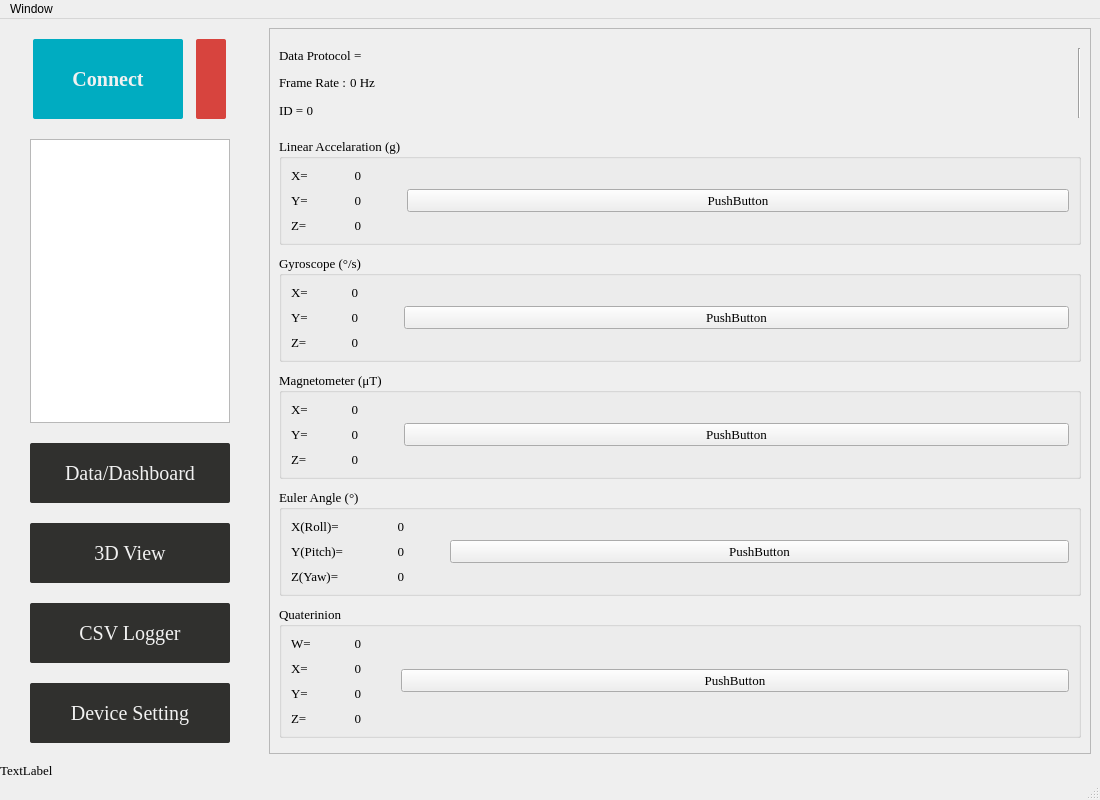
The window that CHCenter/baseform.ui (dongFangTuring/CHCenter) describes before a commit, drawn with Qt 5.
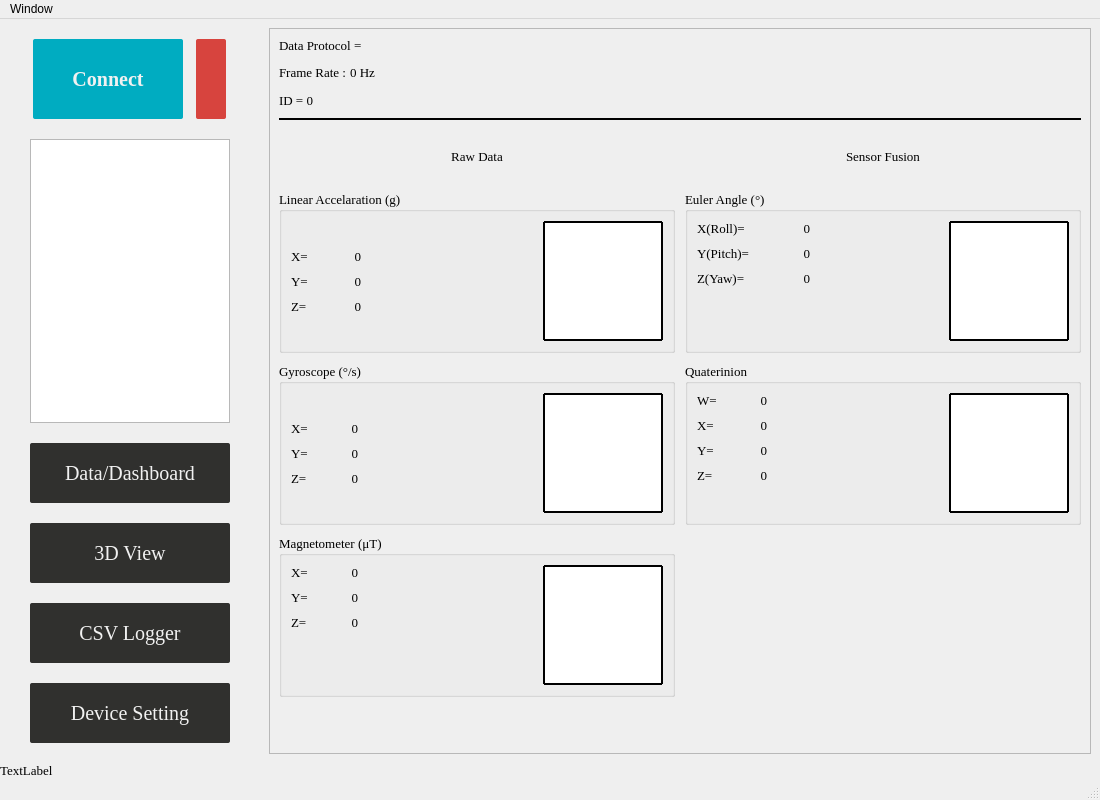
The same window after the commit. Icons and pictures are not drawn.

```diff
--- a/CHCenter/baseform.ui
+++ b/CHCenter/baseform.ui
@@ -483,8 +483,8 @@
               <rect>
                <x>0</x>
                <y>0</y>
-               <width>793</width>
-               <height>807</height>
+               <width>814</width>
+               <height>702</height>
               </rect>
              </property>
              <property name="sizePolicy">
@@ -499,11 +499,14 @@
               </property>
               <item>
                <layout class="QHBoxLayout" name="DataTopBar">
+                <property name="spacing">
+                 <number>10</number>
+                </property>
                 <property name="topMargin">
-                 <number>10</number>
+                 <number>0</number>
                 </property>
                 <property name="bottomMargin">
-                 <number>10</number>
+                 <number>0</number>
                 </property>
                 <item>
                  <layout class="QVBoxLayout" name="verticalLayout_6">
@@ -614,33 +617,52 @@
                   </item>
                  </layout>
                 </item>
+               </layout>
+              </item>
                 <item>
-                 <spacer name="horizontalSpacer_6">
+               <widget class="Line" name="line_2">
+                <property name="frameShadow">
+                 <enum>QFrame::Plain</enum>
+                </property>
+                <property name="lineWidth">
+                 <number>2</number>
+                </property>
+                <property name="midLineWidth">
+                 <number>0</number>
+                </property>
                   <property name="orientation">
                    <enum>Qt::Horizontal</enum>
                   </property>
-                  <property name="sizeType">
-                   <enum>QSizePolicy::Minimum</enum>
-                  </property>
-                  <property name="sizeHint" stdset="0">
+               </widget>
+              </item>
+              <item>
+               <layout class="QHBoxLayout" name="horizontalLayout_3">
+                <item>
+                 <layout class="QVBoxLayout" name="verticalLayout_10">
+                  <item>
+                   <widget class="QLabel" name="label_12">
+                    <property name="minimumSize">
                    <size>
-                    <width>40</width>
-                    <height>20</height>
-                   </size>
-                  </property>
-                 </spacer>
-                </item>
-                <item>
-                 <widget class="Line" name="line">
-                  <property name="orientation">
-                   <enum>Qt::Vertical</enum>
-                  </property>
-                 </widget>
-                </item>
-               </layout>
+                      <width>0</width>
+                      <height>50</height>
+                     </size>
+                    </property>
+                    <property name="text">
+                     <string>Raw Data</string>
+                    </property>
+                    <property name="alignment">
+                     <set>Qt::AlignCenter</set>
+                    </property>
+                   </widget>
               </item>
               <item>
                <widget class="QGroupBox" name="LabelGPAcc">
+                    <property name="sizePolicy">
+                     <sizepolicy hsizetype="Preferred" vsizetype="Maximum">
+                      <horstretch>0</horstretch>
+                      <verstretch>0</verstretch>
+                     </sizepolicy>
+                    </property>
                 <property name="minimumSize">
                  <size>
                   <width>100</width>
@@ -665,6 +687,9 @@
                 <layout class="QHBoxLayout" name="horizontalLayout_4">
                  <item>
                   <layout class="QFormLayout" name="formLayout">
+                       <property name="formAlignment">
+                        <set>Qt::AlignLeading|Qt::AlignLeft|Qt::AlignVCenter</set>
+                       </property>
                    <property name="horizontalSpacing">
                     <number>0</number>
                    </property>
@@ -735,28 +760,6 @@
                      </property>
                     </widget>
                    </item>
-                   <item row="2" column="1">
-                    <widget class="QLabel" name="LabelAccZ">
-                     <property name="minimumSize">
-                      <size>
-                       <width>50</width>
-                       <height>0</height>
-                      </size>
-                     </property>
-                     <property name="maximumSize">
-                      <size>
-                       <width>50</width>
-                       <height>16777215</height>
-                      </size>
-                     </property>
-                     <property name="text">
-                      <string>0</string>
-                     </property>
-                     <property name="alignment">
-                      <set>Qt::AlignRight|Qt::AlignTrailing|Qt::AlignVCenter</set>
-                     </property>
-                    </widget>
-                   </item>
                    <item row="2" column="0">
                     <widget class="QLabel" name="label_2">
                      <property name="sizePolicy">
@@ -770,34 +773,79 @@
                      </property>
                     </widget>
                    </item>
+                       <item row="2" column="1">
+                        <widget class="QLabel" name="LabelAccZ">
+                         <property name="minimumSize">
+                          <size>
+                           <width>50</width>
+                           <height>0</height>
+                          </size>
+                         </property>
+                         <property name="maximumSize">
+                          <size>
+                           <width>50</width>
+                           <height>16777215</height>
+                          </size>
+                         </property>
+                         <property name="text">
+                          <string>0</string>
+                         </property>
+                         <property name="alignment">
+                          <set>Qt::AlignRight|Qt::AlignTrailing|Qt::AlignVCenter</set>
+                         </property>
+                        </widget>
+                       </item>
                   </layout>
                  </item>
                  <item>
-                  <spacer name="horizontalSpacer">
-                   <property name="orientation">
-                    <enum>Qt::Horizontal</enum>
-                   </property>
-                   <property name="sizeType">
-                    <enum>QSizePolicy::Fixed</enum>
-                   </property>
-                   <property name="sizeHint" stdset="0">
-                    <size>
-                     <width>40</width>
-                     <height>20</height>
-                    </size>
-                   </property>
-                  </spacer>
-                 </item>
-                 <item>
-                  <widget class="QPushButton" name="pushButton">
+                      <widget class="QPushButton" name="BTNChartAcc">
                    <property name="sizePolicy">
-                    <sizepolicy hsizetype="MinimumExpanding" vsizetype="Fixed">
+                        <sizepolicy hsizetype="Fixed" vsizetype="Fixed">
                      <horstretch>0</horstretch>
                      <verstretch>0</verstretch>
                     </sizepolicy>
                    </property>
-                   <property name="text">
-                    <string>PushButton</string>
+                       <property name="minimumSize">
+                        <size>
+                         <width>120</width>
+                         <height>120</height>
+                        </size>
+                       </property>
+                       <property name="autoFillBackground">
+                        <bool>false</bool>
+                       </property>
+                       <property name="styleSheet">
+                        <string notr="true">QPushButton {
+font-size:20px;
+background-color: white; 
+color: #1f1f1f; 
+border-width: 2px;
+border-style: solid;
+border-color: black;
+border-radius:1px;
+}
+QPushButton:hover:!pressed{
+background-color: gray;
+color: white;
+}
+QPushButton:pressed{
+background-color: white;
+color: black;
+}
+QPushButton:!enabled {
+background-color:white;
+color: black;
+}</string>
+                       </property>
+                       <property name="icon">
+                        <iconset resource="resources.qrc">
+                         <normaloff>:/images/line-chart.png</normaloff>:/images/line-chart.png</iconset>
+                       </property>
+                       <property name="iconSize">
+                        <size>
+                         <width>100</width>
+                         <height>100</height>
+                        </size>
                    </property>
                   </widget>
                  </item>
@@ -806,6 +854,12 @@
               </item>
               <item>
                <widget class="QGroupBox" name="LabelGPGyro">
+                    <property name="sizePolicy">
+                     <sizepolicy hsizetype="Preferred" vsizetype="Maximum">
+                      <horstretch>0</horstretch>
+                      <verstretch>0</verstretch>
+                     </sizepolicy>
+                    </property>
                 <property name="font">
                  <font>
                   <family>Times New Roman</family>
@@ -821,6 +875,9 @@
                 <layout class="QHBoxLayout" name="horizontalLayout_5">
                  <item>
                   <layout class="QFormLayout" name="formLayout_2">
+                       <property name="formAlignment">
+                        <set>Qt::AlignLeading|Qt::AlignLeft|Qt::AlignVCenter</set>
+                       </property>
                    <property name="horizontalSpacing">
                     <number>0</number>
                    </property>
@@ -923,31 +980,54 @@
                   </layout>
                  </item>
                  <item>
-                  <spacer name="horizontalSpacer_2">
-                   <property name="orientation">
-                    <enum>Qt::Horizontal</enum>
-                   </property>
-                   <property name="sizeType">
-                    <enum>QSizePolicy::Fixed</enum>
-                   </property>
-                   <property name="sizeHint" stdset="0">
-                    <size>
-                     <width>40</width>
-                     <height>20</height>
-                    </size>
-                   </property>
-                  </spacer>
-                 </item>
-                 <item>
-                  <widget class="QPushButton" name="pushButton_2">
+                      <widget class="QPushButton" name="BTNChartGyr">
                    <property name="sizePolicy">
-                    <sizepolicy hsizetype="MinimumExpanding" vsizetype="Fixed">
+                        <sizepolicy hsizetype="Fixed" vsizetype="Fixed">
                      <horstretch>0</horstretch>
                      <verstretch>0</verstretch>
                     </sizepolicy>
                    </property>
+                       <property name="minimumSize">
+                        <size>
+                         <width>120</width>
+                         <height>120</height>
+                        </size>
+                       </property>
+                       <property name="styleSheet">
+                        <string notr="true">QPushButton {
+font-size:20px;
+background-color: white; 
+color: #1f1f1f; 
+border-width: 2px;
+border-style: solid;
+border-color: black;
+border-radius:1px;
+}
+QPushButton:hover:!pressed{
+background-color: gray;
+color: white;
+}
+QPushButton:pressed{
+background-color: white;
+color: black;
+}
+QPushButton:!enabled {
+background-color:white;
+color: black;
+}</string>
+                       </property>
                    <property name="text">
-                    <string>PushButton</string>
+                        <string/>
+                       </property>
+                       <property name="icon">
+                        <iconset resource="resources.qrc">
+                         <normaloff>:/images/line-chart.png</normaloff>:/images/line-chart.png</iconset>
+                       </property>
+                       <property name="iconSize">
+                        <size>
+                         <width>100</width>
+                         <height>100</height>
+                        </size>
                    </property>
                   </widget>
                  </item>
@@ -956,6 +1036,12 @@
               </item>
               <item>
                <widget class="QGroupBox" name="LabelGPMag">
+                    <property name="sizePolicy">
+                     <sizepolicy hsizetype="Preferred" vsizetype="Maximum">
+                      <horstretch>0</horstretch>
+                      <verstretch>0</verstretch>
+                     </sizepolicy>
+                    </property>
                 <property name="font">
                  <font>
                   <family>Times New Roman</family>
@@ -1073,39 +1159,110 @@
                   </layout>
                  </item>
                  <item>
-                  <spacer name="horizontalSpacer_3">
+                      <widget class="QPushButton" name="BTNChartMag">
+                       <property name="sizePolicy">
+                        <sizepolicy hsizetype="Fixed" vsizetype="Fixed">
+                         <horstretch>0</horstretch>
+                         <verstretch>0</verstretch>
+                        </sizepolicy>
+                       </property>
+                       <property name="minimumSize">
+                        <size>
+                         <width>120</width>
+                         <height>120</height>
+                        </size>
+                       </property>
+                       <property name="styleSheet">
+                        <string notr="true">QPushButton {
+font-size:20px;
+background-color: white; 
+color: #1f1f1f; 
+border-width: 2px;
+border-style: solid;
+border-color: black;
+border-radius:1px;
+}
+QPushButton:hover:!pressed{
+background-color: gray;
+color: white;
+}
+QPushButton:pressed{
+background-color: white;
+color: black;
+}
+QPushButton:!enabled {
+background-color:white;
+color: black;
+}</string>
+                       </property>
+                       <property name="text">
+                        <string/>
+                       </property>
+                       <property name="icon">
+                        <iconset resource="resources.qrc">
+                         <normaloff>:/images/line-chart.png</normaloff>:/images/line-chart.png</iconset>
+                       </property>
+                       <property name="iconSize">
+                        <size>
+                         <width>100</width>
+                         <height>100</height>
+                        </size>
+                       </property>
+                      </widget>
+                     </item>
+                    </layout>
+                   </widget>
+                  </item>
+                  <item>
+                   <spacer name="verticalSpacer_2">
                    <property name="orientation">
-                    <enum>Qt::Horizontal</enum>
-                   </property>
-                   <property name="sizeType">
-                    <enum>QSizePolicy::Fixed</enum>
+                     <enum>Qt::Vertical</enum>
                    </property>
                    <property name="sizeHint" stdset="0">
                     <size>
-                     <width>40</width>
-                     <height>20</height>
+                      <width>20</width>
+                      <height>40</height>
                     </size>
                    </property>
                   </spacer>
                  </item>
+                 </layout>
+                </item>
                  <item>
-                  <widget class="QPushButton" name="pushButton_3">
+                 <layout class="QVBoxLayout" name="verticalLayout_9">
+                  <property name="sizeConstraint">
+                   <enum>QLayout::SetDefaultConstraint</enum>
+                  </property>
+                  <item>
+                   <widget class="QLabel" name="label_11">
                    <property name="sizePolicy">
-                    <sizepolicy hsizetype="MinimumExpanding" vsizetype="Fixed">
+                     <sizepolicy hsizetype="Preferred" vsizetype="Maximum">
                      <horstretch>0</horstretch>
                      <verstretch>0</verstretch>
                     </sizepolicy>
                    </property>
+                    <property name="minimumSize">
+                     <size>
+                      <width>0</width>
+                      <height>50</height>
+                     </size>
+                    </property>
                    <property name="text">
-                    <string>PushButton</string>
-                   </property>
-                  </widget>
-                 </item>
-                </layout>
+                     <string>Sensor Fusion</string>
+                    </property>
+                    <property name="alignment">
+                     <set>Qt::AlignCenter</set>
+                    </property>
                </widget>
               </item>
               <item>
                <widget class="QGroupBox" name="LabelGPEuler">
+                    <property name="sizePolicy">
+                     <sizepolicy hsizetype="Preferred" vsizetype="Maximum">
+                      <horstretch>0</horstretch>
+                      <verstretch>0</verstretch>
+                     </sizepolicy>
+                    </property>
                 <property name="font">
                  <font>
                   <family>Times New Roman</family>
@@ -1223,31 +1380,54 @@
                   </layout>
                  </item>
                  <item>
-                  <spacer name="horizontalSpacer_4">
-                   <property name="orientation">
-                    <enum>Qt::Horizontal</enum>
-                   </property>
-                   <property name="sizeType">
-                    <enum>QSizePolicy::Fixed</enum>
-                   </property>
-                   <property name="sizeHint" stdset="0">
-                    <size>
-                     <width>40</width>
-                     <height>20</height>
-                    </size>
-                   </property>
-                  </spacer>
-                 </item>
-                 <item>
-                  <widget class="QPushButton" name="pushButton_4">
+                      <widget class="QPushButton" name="BTNChartEul">
                    <property name="sizePolicy">
-                    <sizepolicy hsizetype="MinimumExpanding" vsizetype="Fixed">
+                        <sizepolicy hsizetype="Fixed" vsizetype="Fixed">
                      <horstretch>0</horstretch>
                      <verstretch>0</verstretch>
                     </sizepolicy>
                    </property>
+                       <property name="minimumSize">
+                        <size>
+                         <width>120</width>
+                         <height>120</height>
+                        </size>
+                       </property>
+                       <property name="styleSheet">
+                        <string notr="true">QPushButton {
+font-size:20px;
+background-color: white; 
+color: #1f1f1f; 
+border-width: 2px;
+border-style: solid;
+border-color: black;
+border-radius:1px;
+}
+QPushButton:hover:!pressed{
+background-color: gray;
+color: white;
+}
+QPushButton:pressed{
+background-color: white;
+color: black;
+}
+QPushButton:!enabled {
+background-color:white;
+color: black;
+}</string>
+                       </property>
                    <property name="text">
-                    <string>PushButton</string>
+                        <string/>
+                       </property>
+                       <property name="icon">
+                        <iconset resource="resources.qrc">
+                         <normaloff>:/images/line-chart.png</normaloff>:/images/line-chart.png</iconset>
+                       </property>
+                       <property name="iconSize">
+                        <size>
+                         <width>100</width>
+                         <height>100</height>
+                        </size>
                    </property>
                   </widget>
                  </item>
@@ -1259,6 +1439,12 @@
                 <property name="enabled">
                  <bool>true</bool>
                 </property>
+                    <property name="sizePolicy">
+                     <sizepolicy hsizetype="Preferred" vsizetype="Maximum">
+                      <horstretch>0</horstretch>
+                      <verstretch>0</verstretch>
+                     </sizepolicy>
+                    </property>
                 <property name="font">
                  <font>
                   <family>Times New Roman</family>
@@ -1273,12 +1459,12 @@
                 </property>
                 <layout class="QGridLayout" name="gridLayout_5">
                  <property name="horizontalSpacing">
-                  <number>0</number>
+                      <number>7</number>
                  </property>
                  <property name="verticalSpacing">
                   <number>10</number>
                  </property>
-                 <item row="0" column="0">
+                     <item row="1" column="0">
                   <layout class="QFormLayout" name="formLayout_5">
                    <property name="horizontalSpacing">
                     <number>0</number>
@@ -1410,37 +1596,77 @@
                    </item>
                   </layout>
                  </item>
-                 <item row="0" column="3">
-                  <spacer name="horizontalSpacer_5">
-                   <property name="orientation">
-                    <enum>Qt::Horizontal</enum>
-                   </property>
-                   <property name="sizeType">
-                    <enum>QSizePolicy::Fixed</enum>
-                   </property>
-                   <property name="sizeHint" stdset="0">
-                    <size>
-                     <width>40</width>
-                     <height>20</height>
-                    </size>
-                   </property>
-                  </spacer>
-                 </item>
-                 <item row="0" column="4">
-                  <widget class="QPushButton" name="pushButton_5">
+                     <item row="1" column="3">
+                      <widget class="QPushButton" name="BTNChartQuat">
                    <property name="sizePolicy">
-                    <sizepolicy hsizetype="MinimumExpanding" vsizetype="Fixed">
+                        <sizepolicy hsizetype="Fixed" vsizetype="Fixed">
                      <horstretch>0</horstretch>
                      <verstretch>0</verstretch>
                     </sizepolicy>
                    </property>
+                       <property name="minimumSize">
+                        <size>
+                         <width>120</width>
+                         <height>120</height>
+                        </size>
+                       </property>
+                       <property name="styleSheet">
+                        <string notr="true">QPushButton {
+font-size:20px;
+background-color: white; 
+color: #1f1f1f; 
+border-width: 2px;
+border-style: solid;
+border-color: black;
+border-radius:1px;
+}
+QPushButton:hover:!pressed{
+background-color: gray;
+color: white;
+}
+QPushButton:pressed{
+background-color: white;
+color: black;
+}
+QPushButton:!enabled {
+background-color:white;
+color: black;
+}</string>
+                       </property>
                    <property name="text">
-                    <string>PushButton</string>
-                   </property>
+                        <string/>
+                       </property>
+                       <property name="icon">
+                        <iconset resource="resources.qrc">
+                         <normaloff>:/images/line-chart.png</normaloff>:/images/line-chart.png</iconset>
+                       </property>
+                       <property name="iconSize">
+                        <size>
+                         <width>100</width>
+                         <height>100</height>
+                        </size>
+                       </property>
                   </widget>
                  </item>
                 </layout>
                </widget>
+                  </item>
+                  <item>
+                   <spacer name="verticalSpacer">
+                    <property name="orientation">
+                     <enum>Qt::Vertical</enum>
+                    </property>
+                    <property name="sizeHint" stdset="0">
+                     <size>
+                      <width>20</width>
+                      <height>40</height>
+                     </size>
+                    </property>
+                   </spacer>
+                  </item>
+                 </layout>
+                </item>
+               </layout>
               </item>
              </layout>
             </widget>
```
Lines whose indentation alone changed are shown as unchanged.
